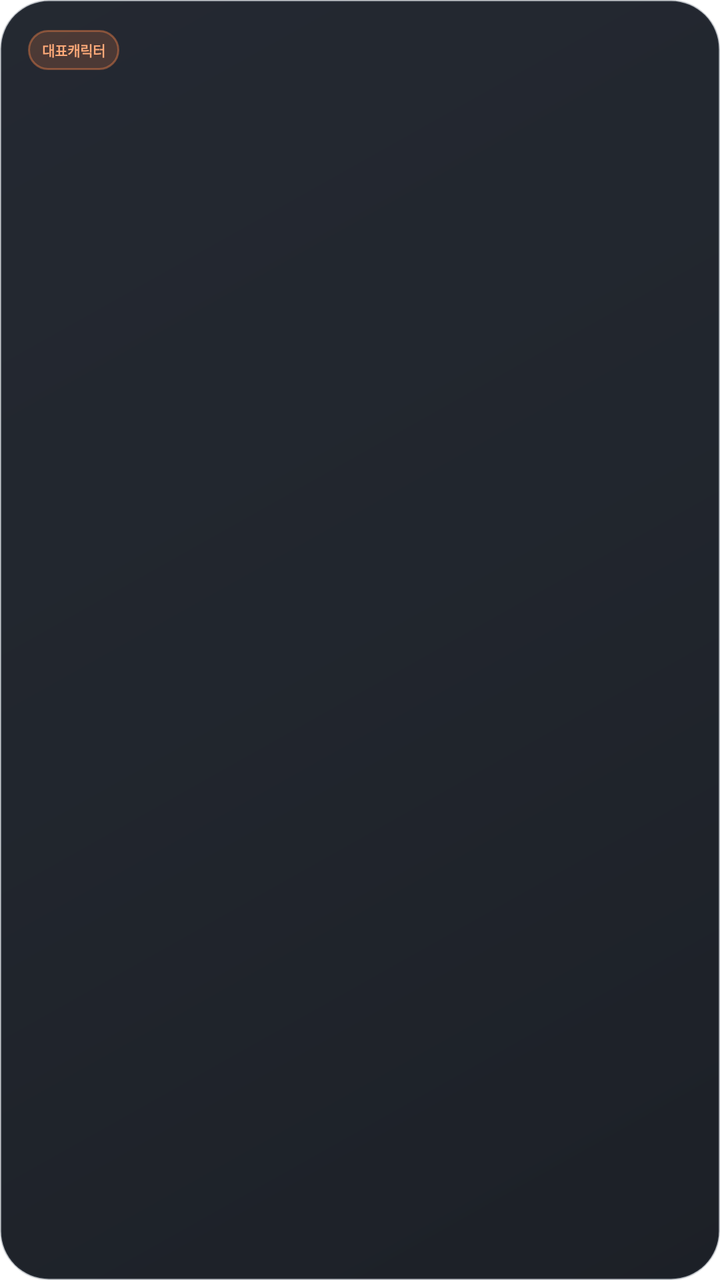
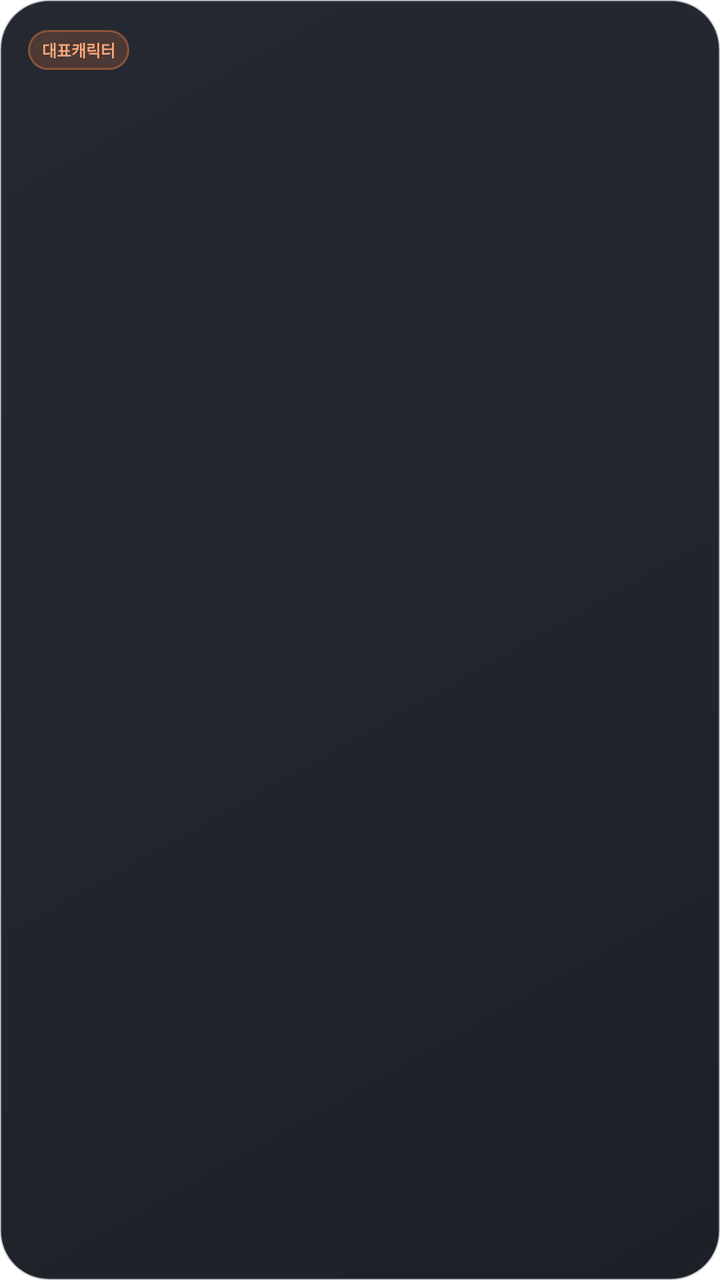

The first picture is an Android layout as it rendered before a commit; the second is the same layout after the commit. The layout source and the unified diff follow.
<!-- AndroidManifest.xml: application theme Theme.maple_guild_tracker -->
<!-- res/layout/widget_primary_square.xml -->
<?xml version="1.0" encoding="utf-8"?>
<LinearLayout xmlns:android="http://schemas.android.com/apk/res/android"
    android:id="@+id/primary_widget_root"
    android:layout_width="match_parent"
    android:layout_height="match_parent"
    android:background="@drawable/maple_widget_background"
    android:orientation="vertical">
    <LinearLayout android:layout_width="match_parent" android:layout_height="24dp" android:gravity="center_vertical" android:orientation="horizontal">
        <TextView android:layout_width="wrap_content" android:layout_height="20dp" android:background="@drawable/maple_widget_label_background" android:gravity="center" android:paddingLeft="7dp" android:paddingRight="7dp" android:text="대표캐릭터" android:textColor="#FFAA79" android:textSize="7sp" android:textStyle="bold" />
        <TextView android:id="@+id/primary_name" android:layout_width="0dp" android:layout_height="wrap_content" android:layout_marginStart="7dp" android:layout_weight="1" android:ellipsize="end" android:gravity="end" android:maxLines="1" android:textColor="#D8DEE8" android:textSize="10sp" android:textStyle="bold" />
    </LinearLayout>
    <FrameLayout android:layout_width="match_parent" android:layout_height="0dp" android:layout_marginTop="3dp" android:layout_weight="1">
        <ImageView android:id="@+id/primary_avatar" android:layout_width="match_parent" android:layout_height="match_parent" android:adjustViewBounds="true" android:contentDescription="대표 캐릭터" android:scaleType="fitCenter" />
    </FrameLayout>
    <LinearLayout android:layout_width="match_parent" android:layout_height="42dp" android:layout_marginTop="4dp" android:gravity="center" android:orientation="vertical">
        <TextView android:id="@+id/primary_rate" android:layout_width="match_parent" android:layout_height="wrap_content" android:gravity="center" android:maxLines="1" android:textColor="#FFFFFF" android:textSize="18sp" android:textStyle="bold" />
        <TextView android:id="@+id/primary_gain" android:layout_width="match_parent" android:layout_height="wrap_content" android:gravity="center" android:maxLines="1" android:textColor="#69D9B6" android:textSize="9sp" android:textStyle="bold" />
    </LinearLayout>
</LinearLayout>
<!-- resources referenced by this layout -->
<resources>
  <!-- drawable maple_widget_background (drawable) -->
  <?xml version="1.0" encoding="utf-8"?>
  <shape xmlns:android="http://schemas.android.com/apk/res/android" android:shape="rectangle">
      <gradient android:angle="315" android:startColor="#F51B2029" android:centerColor="#F5181D25" android:endColor="#F513171E" />
      <stroke android:width="1dp" android:color="#4A45505F" />
      <corners android:radius="24dp" />
      <padding android:left="14dp" android:top="13dp" android:right="14dp" android:bottom="11dp" />
  </shape>
  <!-- drawable maple_widget_label_background (drawable) -->
  <?xml version="1.0" encoding="utf-8"?>
  <shape xmlns:android="http://schemas.android.com/apk/res/android" android:shape="rectangle">
      <solid android:color="#2EFF874A" />
      <stroke android:width="1dp" android:color="#66FF874A" />
      <corners android:radius="10dp" />
  </shape>
  <style name="Theme.maple_guild_tracker" parent="Theme.MaterialComponents.DayNight.NoActionBar">
          
      </style>
</resources>

<!-- the commit's change to res/layout/widget_primary_square.xml (unified diff, before → after) -->
@@ -6,14 +6,14 @@
     android:background="@drawable/maple_widget_background"
     android:orientation="vertical">
     <LinearLayout android:layout_width="match_parent" android:layout_height="24dp" android:gravity="center_vertical" android:orientation="horizontal">
-        <TextView android:layout_width="wrap_content" android:layout_height="20dp" android:background="@drawable/maple_widget_label_background" android:gravity="center" android:paddingLeft="7dp" android:paddingRight="7dp" android:text="대표캐릭터" android:textColor="#FFAA79" android:textSize="7sp" android:textStyle="bold" />
-        <TextView android:id="@+id/primary_name" android:layout_width="0dp" android:layout_height="wrap_content" android:layout_marginStart="7dp" android:layout_weight="1" android:ellipsize="end" android:gravity="end" android:maxLines="1" android:textColor="#D8DEE8" android:textSize="10sp" android:textStyle="bold" />
+        <TextView android:layout_width="wrap_content" android:layout_height="20dp" android:background="@drawable/maple_widget_label_background" android:gravity="center" android:paddingLeft="7dp" android:paddingRight="7dp" android:text="대표캐릭터" android:textColor="#FFAA79" android:textSize="8sp" android:textStyle="bold" />
+        <TextView android:id="@+id/primary_name" android:layout_width="0dp" android:layout_height="wrap_content" android:layout_marginStart="7dp" android:layout_weight="1" android:ellipsize="end" android:gravity="end" android:maxLines="1" android:textColor="#D8DEE8" android:textSize="11sp" android:textStyle="bold" />
     </LinearLayout>
     <FrameLayout android:layout_width="match_parent" android:layout_height="0dp" android:layout_marginTop="3dp" android:layout_weight="1">
         <ImageView android:id="@+id/primary_avatar" android:layout_width="match_parent" android:layout_height="match_parent" android:adjustViewBounds="true" android:contentDescription="대표 캐릭터" android:scaleType="fitCenter" />
     </FrameLayout>
     <LinearLayout android:layout_width="match_parent" android:layout_height="42dp" android:layout_marginTop="4dp" android:gravity="center" android:orientation="vertical">
         <TextView android:id="@+id/primary_rate" android:layout_width="match_parent" android:layout_height="wrap_content" android:gravity="center" android:maxLines="1" android:textColor="#FFFFFF" android:textSize="18sp" android:textStyle="bold" />
-        <TextView android:id="@+id/primary_gain" android:layout_width="match_parent" android:layout_height="wrap_content" android:gravity="center" android:maxLines="1" android:textColor="#69D9B6" android:textSize="9sp" android:textStyle="bold" />
+        <TextView android:id="@+id/primary_gain" android:layout_width="match_parent" android:layout_height="wrap_content" android:gravity="center" android:maxLines="1" android:textColor="#69D9B6" android:textSize="11sp" android:textStyle="bold" />
     </LinearLayout>
 </LinearLayout>
